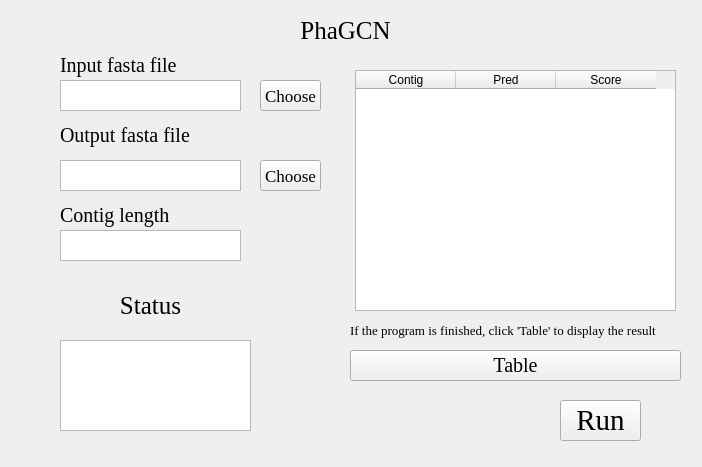
Before: the Qt Designer form PhaGCN.ui in hzaurzli/MicroWorldOmics, drawn with Qt 5.
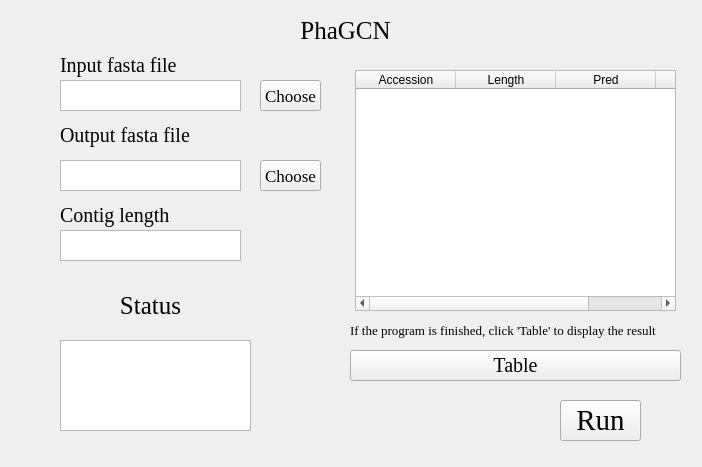
After: the same form once the commit is applied. Icons and pictures are not drawn.

```diff
--- a/PhaGCN.ui
+++ b/PhaGCN.ui
@@ -258,7 +258,12 @@
    </property>
    <column>
     <property name="text">
-     <string>Contig</string>
+     <string>Accession</string>
+    </property>
+   </column>
+   <column>
+    <property name="text">
+     <string>Length</string>
     </property>
    </column>
    <column>
```
